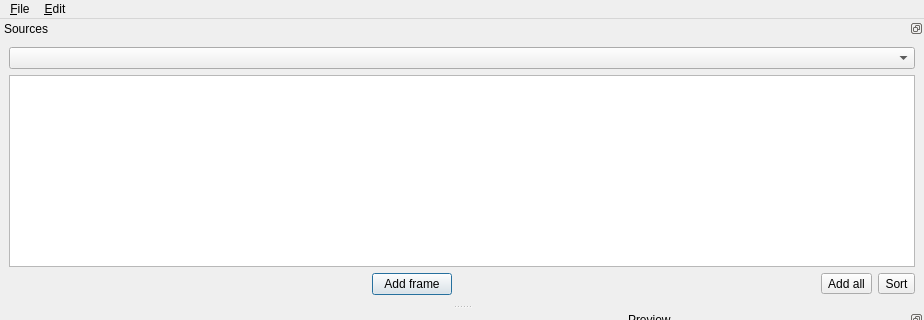
dos1/libsuperderpy-utils, file animation-editor/editor.ui: the form before one commit; both pictures show x 0 to 924 and y 0 to 320 of the 924 by 554 pixel window.
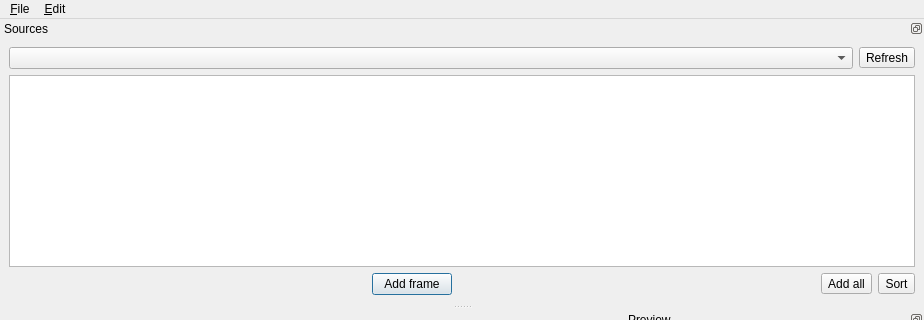
The form after the commit. Icons and pictures are not drawn. Custom widgets are drawn as their Qt base class.

Commit message: animation-editor: Add a button to refresh source directories

```diff
--- a/animation-editor/editor.ui
+++ b/animation-editor/editor.ui
@@ -439,6 +439,8 @@
    <widget class="QWidget" name="dockWidgetContents_3">
     <layout class="QVBoxLayout" name="verticalLayout_5">
      <item>
+      <layout class="QHBoxLayout" name="horizontalLayout_6">
+       <item>
       <widget class="QComboBox" name="subdirs">
        <property name="toolTip">
         <string>Directory</string>
@@ -447,6 +449,27 @@
         <bool>true</bool>
        </property>
       </widget>
+       </item>
+       <item>
+        <widget class="QToolButton" name="refreshSources">
+         <property name="focusPolicy">
+          <enum>Qt::ClickFocus</enum>
+         </property>
+         <property name="toolTip">
+          <string>Refresh</string>
+         </property>
+         <property name="text">
+          <string>Refresh</string>
+         </property>
+         <property name="icon">
+          <iconset theme="view-refresh"/>
+         </property>
+         <property name="toolButtonStyle">
+          <enum>Qt::ToolButtonIconOnly</enum>
+         </property>
+        </widget>
+       </item>
+      </layout>
      </item>
      <item>
       <widget class="FrameListView" name="sourcesList">
```
Lines whose indentation alone changed are shown as unchanged. The commit also changes 2 other files.
